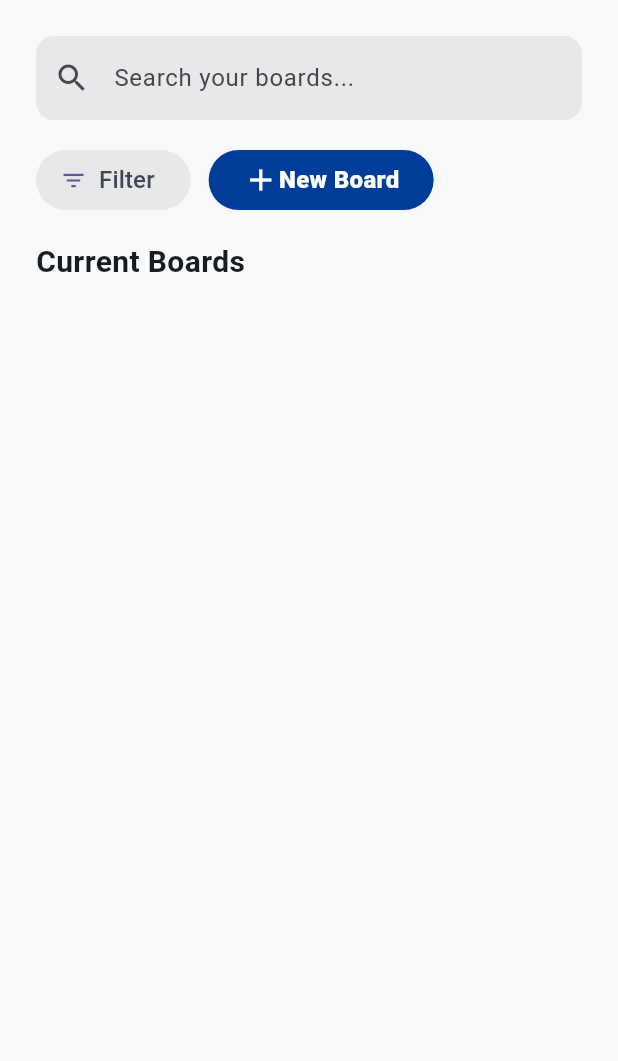
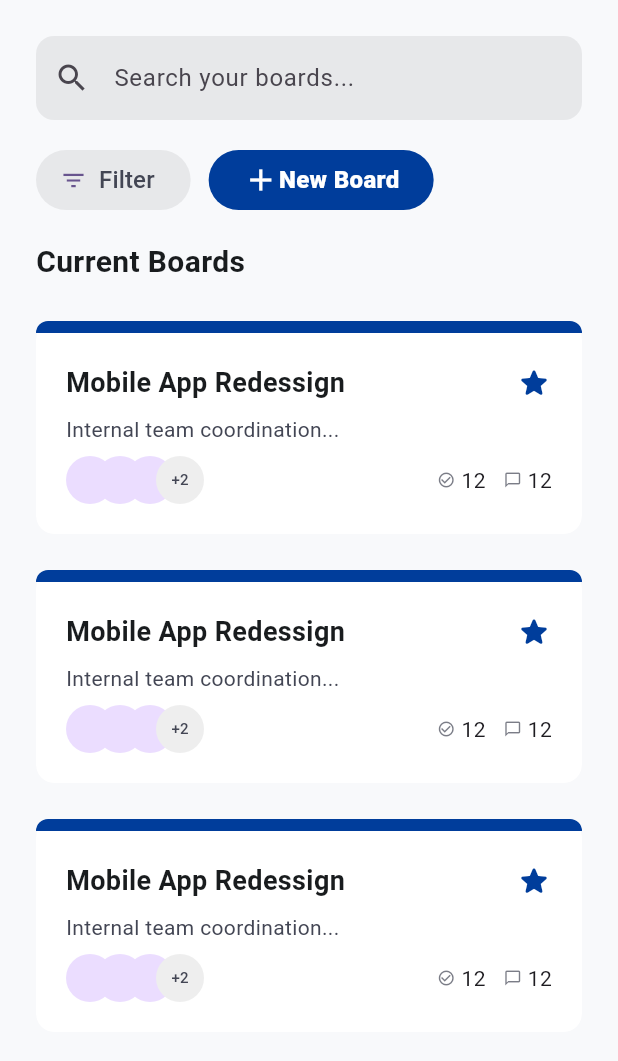
Before and after one commit to luongductinh-it/azure_kanban, a Flutter app: the BoardsScreen screen opened directly, on a phone screen of 412 x 824 dp, the part 84-1145 px from its top. Run offline on Flutter 3.47's test engine with Material 3 defaults, Android fonts, the phone set to English and light mode, and no system bars; our stand-ins replace cloud_firestore, dotted_border, firebase_auth, firebase_core, flutter_bloc, google_sign_in; accounts and stored records are empty.

Commit message:
Enhance BoardCard widget to display board details; update BoardsScreen to instantiate BoardCard with sample data

```diff
--- a/lib/boards/boards_screen.dart
+++ b/lib/boards/boards_screen.dart
@@ -1,4 +1,5 @@
 import 'package:azure_kanban/constants/app_colors.dart';
+import 'package:azure_kanban/models/board_model.dart';
 import 'package:azure_kanban/widgets/app_button.dart';
 import 'package:azure_kanban/widgets/app_text_form_field.dart';
 import 'package:azure_kanban/widgets/board_card.dart';
@@ -104,7 +105,18 @@ class BoardsScreen extends StatelessWidget {
   Widget _listBoards() {
     return Expanded(
       child: ListView.separated(
-        itemBuilder: (_, index) => BoardCard(),
+        itemBuilder: (_, index) => BoardCard(
+          board: BoardModel(
+            id: '12',
+            name: 'Mobile App Redessign',
+            decription: 'Internal team coordination...',
+            backgroundColorValue: AppColor.primaryColor.value,
+            isPrivate: false,
+            createAt: DateTime.now(),
+            ownerId: "",
+            users: ["1", "2", "3", "4", "5"],
+          ),
+        ),
         separatorBuilder: (_, index) => SizedBox(height: 24),
         itemCount: 3,
       ),
--- a/lib/widgets/board_card.dart
+++ b/lib/widgets/board_card.dart
@@ -1,12 +1,108 @@
+import 'package:azure_kanban/constants/app_colors.dart';
+import 'package:azure_kanban/models/board_model.dart';
 import 'package:flutter/material.dart';
 
 class BoardCard extends StatelessWidget {
-  const BoardCard({super.key});
+  const BoardCard({super.key, this.board});
+
+  final BoardModel? board;
 
   @override
   Widget build(BuildContext context) {
     return Container(
+      decoration: BoxDecoration(
+        color: Colors.white,
+        borderRadius: BorderRadius.circular(12),
+        boxShadow: [BoxShadow(color: AppColor.greyC3.withValues(alpha: 0.15))],
+      ),
+      child: Stack(
+        children: [
+          Container(
+            height: 8,
+            decoration: BoxDecoration(
+              color: Color(
+                board?.backgroundColorValue ?? AppColor.green00.value,
+              ),
+              borderRadius: BorderRadius.vertical(top: Radius.circular(16)),
+            ),
+          ),
+          Padding(
+            padding: const EdgeInsets.all(20.0),
+            child: Column(
+              crossAxisAlignment: CrossAxisAlignment.start,
+              children: [
+                const SizedBox(height: 8),
+                Row(
+                  mainAxisAlignment: MainAxisAlignment.spaceBetween,
+                  children: [
+                    Text(
+                      board?.name ?? "",
+                      style: TextStyle(
+                        fontSize: 18,
+                        fontWeight: FontWeight.bold,
+                        color: AppColor.black19,
+                      ),
+                    ),
+                    Icon(Icons.star_rounded, color: AppColor.primaryColor),
+                  ],
+                ),
+                const SizedBox(height: 8),
+                Text(
+                  board?.decription ?? "",
+                  style: TextStyle(color: AppColor.black43),
+                ),
+                const SizedBox(height: 8),
+                Row(
+                  mainAxisAlignment: MainAxisAlignment.spaceBetween,
+                  children: [
+                    _buildAvatarStack(),
+                    Spacer(),
+                    Icon(
+                      Icons.check_circle_outline,
+                      size: 12,
+                      color: AppColor.black43.withValues(alpha: 0.7),
+                    ),
+                    const SizedBox(width: 4),
+                    Text('12'),
+                    const SizedBox(width: 12),
+                    Icon(
+                      Icons.chat_bubble_outline,
+                      size: 12,
+                      color: AppColor.black43.withValues(alpha: 0.7),
+                    ),
+                    const SizedBox(width: 4),
+                    Text('12'),
+                  ],
+                ),
+              ],
+            ),
+          ),
+        ],
+      ),
+    );
+  }
 
+  Widget _buildAvatarStack() {
+    return SizedBox(
+      height: 32,
+      width: 100,
+      child: Stack(
+        children: [
+          for (var i = 0; i < 3; i++)
+            Positioned(left: i * 20, child: CircleAvatar(radius: 16)),
+          Positioned(
+            left: 60,
+            child: CircleAvatar(
+              radius: 16,
+              backgroundColor: Colors.grey[200],
+              child: Text(
+                '+2',
+                style: TextStyle(color: AppColor.black43, fontSize: 10),
+              ),
+            ),
+          ),
+        ],
+      ),
     );
   }
 }
```
